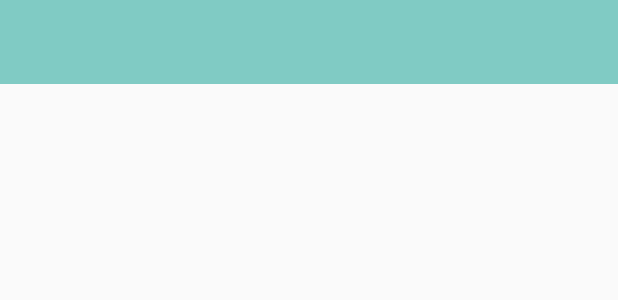
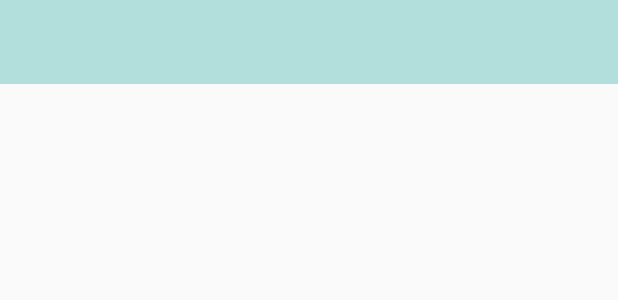
Before and after one commit to clemente-morales/call-log, an Android app: the layout toolbar.xml on its own in the app's theme, with its tools: preview values and no code run, on a phone screen of 412 x 824 dp. Shown: the top 300 px of the screen. Run offline under Robolectric (Android 15) with nearby library versions, the phone set to English and light mode, and no system bars.

Commit message:
CallLog refactor Add style for the toolbar

```diff
--- a/app/src/main/res/layout/toolbar.xml
+++ b/app/src/main/res/layout/toolbar.xml
@@ -2,8 +2,5 @@
 <android.support.v7.widget.Toolbar xmlns:android="http://schemas.android.com/apk/res/android"
     android:layout_width="match_parent"
     android:layout_height="?attr/actionBarSize"
-    android:theme="@android:style/ThemeOverlay.Material.Dark.ActionBar"
-    android:popupTheme="@android:style/ThemeOverlay.Material.Light"
-    android:minHeight="?attr/actionBarSize"
-    android:background="#80CBC4">
+    android:theme="@style/toolbar">
 </android.support.v7.widget.Toolbar>
--- a/app/src/main/res/menu/menu_main.xml
+++ b/app/src/main/res/menu/menu_main.xml
@@ -2,5 +2,6 @@
     xmlns:tools="http://schemas.android.com/tools"
     xmlns:app="http://schemas.android.com/apk/res-auto"
     tools:context=".MainActivity">
-    <item android:id="@+id/phoneCallSettings" android:title="@string/action_settings" app:showAsAction="never" />
+    <item android:id="@+id/phoneCallSettings" android:title="@string/action_settings" app:showAsAction="never"
+        />
 </menu>
--- a/app/src/main/res/values/styles.xml
+++ b/app/src/main/res/values/styles.xml
@@ -5,11 +5,14 @@
         <item name="android:colorPrimary">@color/primary</item>
         <item name="android:colorPrimaryDark">@color/primary_dark</item>
         <item name="android:colorAccent">@color/accent</item>
-        <item name="android:toolbarStyle">@style/toolbar</item>
     </style>
 
     <style name="toolbar" parent="Widget.AppCompat.Toolbar">
-        <item name="android:background">?attr/colorPrimary</item>
+        <item name="android:gravity">center_vertical</item>
+        <item name="android:textColorPrimary">@android:color/white</item>
+        <item name="android:textColor">@android:color/white</item>
+        <item name="android:background">@color/primary_light</item>
         <item name="android:popupTheme">@style/Theme.AppCompat.Light</item>
+        <item name="android:popupBackground">@color/primary_light</item>
     </style>
 </resources>
```
